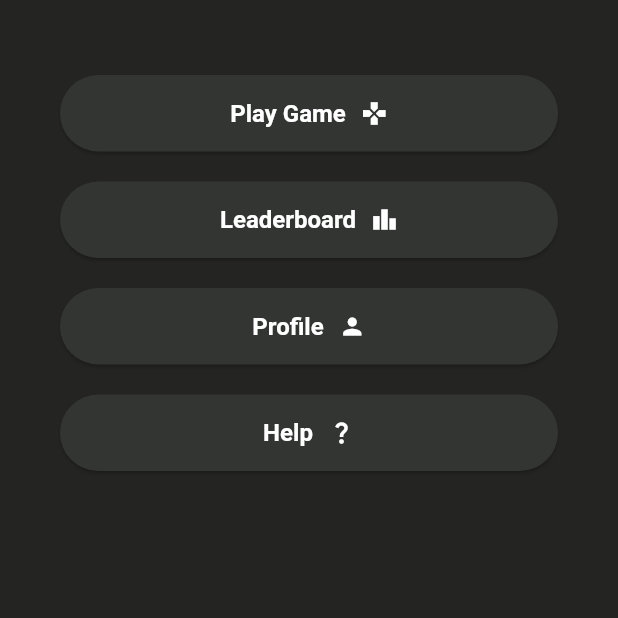
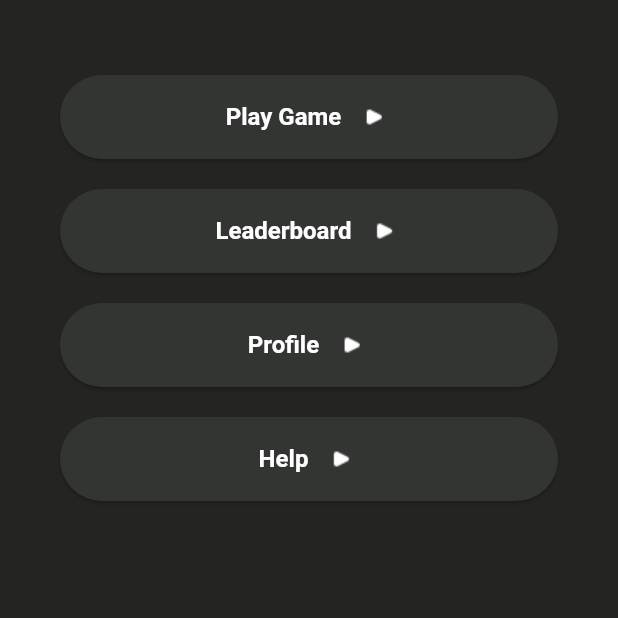
Before and after one commit to UnHired-Coder/BlindsPlay, a Flutter app: the screen it shows after launch, on a phone screen of 412 x 824 dp, the top half of it. Run offline on Flutter 3.47's test engine with Material 3 defaults, Android fonts, the phone set to English and light mode, and no system bars; our stand-ins replace equatable, flutter_bloc.

Commit message:
Setup: Home Screen Setup

```diff
--- a/lib/presentation/screens/app.dart
+++ b/lib/presentation/screens/app.dart
@@ -9,14 +9,14 @@ import 'package:flutter_bloc/flutter_bloc.dart';
 import '../../config/button_styles.dart';
 import '../../config/text_styles.dart';
 import '../../logic/blocks/game/game_bloc.dart';
-import '../ui/widgets/custom_nav_item_ui.dart';
+import '../ui/widgets/CustomNavItemUi.dart';
 import 'home_page.dart';
 import 'leaderboard_page.dart';
 
 final List<Map<String, dynamic>> pages = [
   {
     'title': 'Play Game',
-    'icon': Icons.gamepad,
+    'icon': 'assets/ic_play.png',
     'page': BlocProvider(
       create: (context) => GameBloc(),
       child: GamePage(),
@@ -24,17 +24,17 @@ final List<Map<String, dynamic>> pages = [
   },
   {
     'title': 'Leaderboard',
-    'icon': Icons.leaderboard,
+    'icon': 'assets/ic_play.png',
     'page': LeaderboardPage(),
   },
   {
     'title': 'Profile',
-    'icon': Icons.person,
+    'icon': 'assets/ic_play.png',
     'page': ProfilePage(),
   },
   {
     'title': 'Help',
-    'icon': Icons.question_mark,
+    'icon': 'assets/ic_play.png',
     'page': AboutPage(),
   },
 ];
@@ -139,7 +139,8 @@ class _MainScreenState extends State<MainScreen> {
               return NavigationRailDestination(
                   icon: CustomNavItemUi(
                       isSelected: _selectedIndex == idx,
-                      label: toElement['title']),
+                      label: toElement['title'],
+                      imageUrl: toElement['icon']),
                   label: const SizedBox.shrink());
             }).toList(),
           ),
@@ -182,7 +183,7 @@ class _MainScreenState extends State<MainScreen> {
                       textAlign: TextAlign.center,
                     ),
                     const SizedBox(width: 10),
-                    Icon(pages[index]['icon']),
+                    Image(image: AssetImage(pages[index]['icon']),),
                   ],
                 ),
               ),
```
Also changed, not shown: lib/presentation/screens/home_page.dart (+14 -11 lines), lib/presentation/ui/widgets/CustomNavItemUi.dart (added, +47 -0 lines), lib/presentation/ui/widgets/custom_nav_item_ui.dart (deleted, +0 -37 lines).
